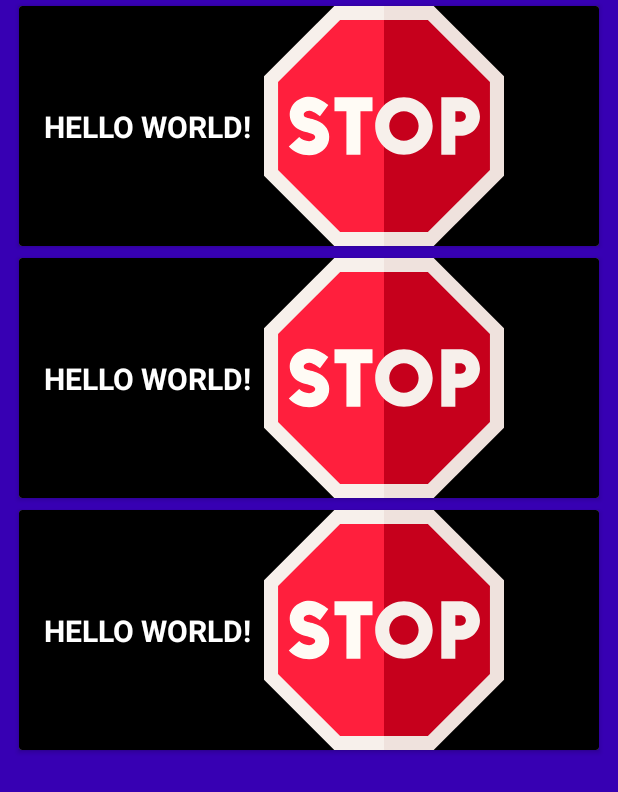
After one commit to Halasz123/Traffic-Signs, an Android app: the layout fragment_main_screen.xml on its own in the app's theme, with its tools: preview values and no code run, on a phone screen of 412 x 824 dp. The commit adds this screen. Shown: the top 792 px of the screen. Run offline under Robolectric (Android 15) with nearby library versions, the phone set to English and light mode, and no system bars; network calls fail; Roboto replaces fonts that are not available here.

Commit message:
RecyclerView added

```diff
--- a/TrafficSigns/app/build.gradle
+++ b/TrafficSigns/app/build.gradle
@@ -44,6 +44,7 @@ dependencies {
     implementation 'androidx.appcompat:appcompat:1.2.0'
     implementation 'com.google.android.material:material:1.2.1'
     implementation 'androidx.constraintlayout:constraintlayout:2.0.4'
+    implementation 'androidx.legacy:legacy-support-v4:1.0.0'
     testImplementation 'junit:junit:4.13.1'
     androidTestImplementation 'androidx.test.ext:junit:1.1.2'
     androidTestImplementation 'androidx.test.espresso:espresso-core:3.3.0'
@@ -75,4 +76,7 @@ dependencies {
     api 'androidx.lifecycle:lifecycle-viewmodel-ktx:2.3.0-beta01'
 
     implementation "androidx.transition:transition-ktx:1.4.0-beta01"
+
+    implementation 'androidx.recyclerview:recyclerview:1.1.0'
+    implementation 'androidx.cardview:cardview:1.0.0'
 }
--- /dev/null
+++ b/TrafficSigns/app/src/main/res/layout-v21/group_item.xml
@@ -0,0 +1,52 @@
+<?xml version="1.0" encoding="utf-8"?>
+<androidx.cardview.widget.CardView
+    xmlns:android="http://schemas.android.com/apk/res/android"
+    xmlns:app="http://schemas.android.com/apk/res-auto"
+    xmlns:tools="http://schemas.android.com/tools"
+    android:layout_width="match_parent"
+    android:layout_height="wrap_content"
+    android:layout_marginStart="10dp"
+    android:layout_marginEnd="10dp"
+    app:cardUseCompatPadding="true"
+    android:background="@null">
+
+    <androidx.constraintlayout.widget.ConstraintLayout
+        android:layout_width="match_parent"
+        android:layout_height="wrap_content"
+        android:background="@color/black"
+        >
+
+        <ImageView
+            android:id="@+id/image_view_list_item"
+            android:layout_width="match_parent"
+            android:layout_height="160dp"
+            android:adjustViewBounds="true"
+            android:scaleType="fitCenter"
+            android:layout_marginStart="100dp"
+            android:src="@drawable/ic_stop_splash"
+            app:layout_constraintBottom_toBottomOf="parent"
+            app:layout_constraintEnd_toEndOf="parent"
+            app:layout_constraintStart_toStartOf="parent"
+            app:layout_constraintTop_toTopOf="parent"
+            android:layout_marginLeft="100dp" />
+
+        <TextView
+            android:id="@+id/text_view_list_item"
+            android:layout_width="wrap_content"
+            android:layout_height="wrap_content"
+            android:layout_alignParentBottom="true"
+            android:layout_marginStart="16dp"
+            android:layout_marginLeft="16dp"
+            android:gravity="center"
+            android:text="HELLO WORLD!"
+            android:textColor="#ffffff"
+            android:textSize="20sp"
+            android:textStyle="bold"
+            app:layout_constraintBottom_toBottomOf="@+id/image_view_list_item"
+            app:layout_constraintStart_toStartOf="parent"
+            app:layout_constraintTop_toTopOf="@+id/image_view_list_item"
+            app:layout_constraintVertical_bias="0.503" />
+
+    </androidx.constraintlayout.widget.ConstraintLayout>
+
+</androidx.cardview.widget.CardView>
--- /dev/null
+++ b/TrafficSigns/app/src/main/res/layout/fragment_main_screen.xml
@@ -0,0 +1,25 @@
+<?xml version="1.0" encoding="utf-8"?>
+<layout
+    xmlns:android="http://schemas.android.com/apk/res/android"
+    xmlns:app="http://schemas.android.com/apk/res-auto"
+    xmlns:tools="http://schemas.android.com/tools">
+
+    <androidx.constraintlayout.widget.ConstraintLayout
+        android:layout_width="match_parent"
+        android:layout_height="match_parent"
+        tools:context=".ui.list.ListFragment"
+        android:background="@color/purple_700">
+
+
+        <androidx.recyclerview.widget.RecyclerView
+            android:id="@+id/recyclerview"
+            android:layout_width="match_parent"
+            android:layout_height="match_parent"
+            tools:listitem="@layout/group_item"
+            app:layout_constraintBottom_toBottomOf="parent"
+            app:layout_constraintEnd_toEndOf="parent"
+            app:layout_constraintStart_toStartOf="parent"
+            app:layout_constraintTop_toTopOf="parent" />
+    </androidx.constraintlayout.widget.ConstraintLayout>
+
+</layout>
--- /dev/null
+++ b/TrafficSigns/app/src/main/res/layout/group_item.xml
@@ -0,0 +1,52 @@
+<?xml version="1.0" encoding="utf-8"?>
+<androidx.cardview.widget.CardView
+    xmlns:android="http://schemas.android.com/apk/res/android"
+    xmlns:app="http://schemas.android.com/apk/res-auto"
+    xmlns:tools="http://schemas.android.com/tools"
+    android:layout_width="match_parent"
+    android:layout_height="wrap_content"
+    android:layout_marginStart="10dp"
+    android:layout_marginEnd="10dp"
+    app:cardUseCompatPadding="true"
+    android:background="@null">
+
+    <androidx.constraintlayout.widget.ConstraintLayout
+        android:layout_width="match_parent"
+        android:layout_height="wrap_content"
+        android:background="@color/black"
+        >
+
+        <ImageView
+            android:id="@+id/image_view_list_item"
+            android:layout_width="match_parent"
+            android:layout_height="160dp"
+            android:adjustViewBounds="true"
+            android:scaleType="fitCenter"
+            android:layout_marginStart="100dp"
+            android:src="@drawable/ic_stop_splash"
+            app:layout_constraintBottom_toBottomOf="parent"
+            app:layout_constraintEnd_toEndOf="parent"
+            app:layout_constraintStart_toStartOf="parent"
+            app:layout_constraintTop_toTopOf="parent"
+            android:layout_marginLeft="100dp" />
+
+        <TextView
+            android:id="@+id/text_view_list_item"
+            android:layout_width="wrap_content"
+            android:layout_height="wrap_content"
+            android:layout_alignParentBottom="true"
+            android:layout_marginStart="16dp"
+            android:layout_marginLeft="16dp"
+            android:gravity="center"
+            android:text="HELLO WORLD!"
+            android:textColor="#ffffff"
+            android:textSize="20sp"
+            android:textStyle="bold"
+            app:layout_constraintBottom_toBottomOf="@+id/image_view_list_item"
+            app:layout_constraintStart_toStartOf="parent"
+            app:layout_constraintTop_toTopOf="@+id/image_view_list_item"
+            app:layout_constraintVertical_bias="0.503" />
+
+    </androidx.constraintlayout.widget.ConstraintLayout>
+
+</androidx.cardview.widget.CardView>
--- a/TrafficSigns/app/src/main/res/values/strings.xml
+++ b/TrafficSigns/app/src/main/res/values/strings.xml
@@ -1,4 +1,6 @@
 <resources>
     <string name="app_name">TrafficSigns</string>
     <string name="splash_title">Traffic Signs</string>
+    <!-- TODO: Remove or change this placeholder text -->
+    <string name="hello_blank_fragment">Hello blank fragment</string>
 </resources>
```
Also changed, not shown: TrafficSigns/app/src/main/java/com/example/trafficsigns/MainActivity.kt (+6 -1 lines), TrafficSigns/app/src/main/java/com/example/trafficsigns/ui/adapters/MainMenuAdapter.kt (added, +41 -0 lines), TrafficSigns/app/src/main/java/com/example/trafficsigns/ui/fragments/MainScreenFragment.kt (added, +54 -0 lines), TrafficSigns/app/src/main/res/layout/activity_main.xml (+8 -6 lines).
